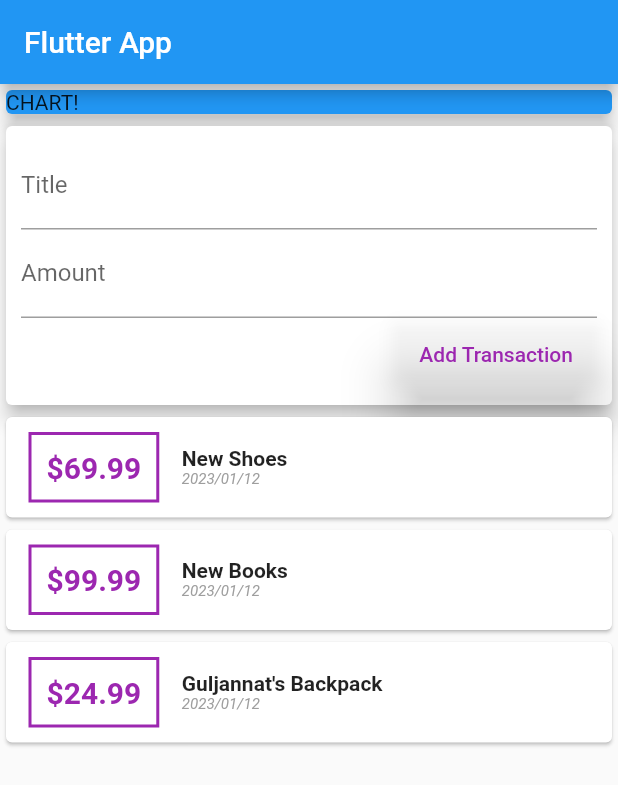
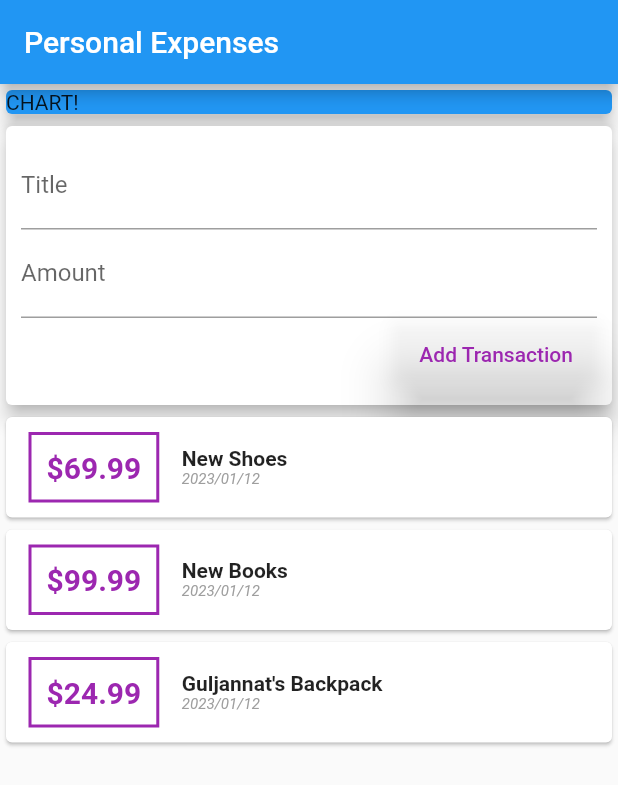
Before and after one commit to ibrikk/Personal-expenses, a Flutter app: the screen it shows after launch, on a phone screen of 412 x 824 dp. Shown: the top 785 px of the screen. Run offline on Flutter 3.47's test engine with Material 2 defaults, Android fonts, the phone set to English and light mode, and no system bars.

Commit message:
ListView with itemBuilder()

```diff
--- a/lib/main.dart
+++ b/lib/main.dart
@@ -18,7 +18,7 @@ class MyHomePage extends StatelessWidget {
   Widget build(BuildContext context) {
     return Scaffold(
       appBar: AppBar(
-        title: Text('Flutter App'),
+        title: Text('Personal Expenses'),
       ),
       body: SingleChildScrollView(
         child: Column(
--- a/lib/widgets/transaction_list.dart
+++ b/lib/widgets/transaction_list.dart
@@ -11,9 +11,9 @@ class TransactionList extends StatelessWidget {
   Widget build(BuildContext context) {
     return Container(
       height: 300,
-      child: SingleChildScrollView(
-        child: Column(
-          children: transactions.map((tx) {
+      child: ListView.builder(
+        itemCount: transactions.length,
+        itemBuilder: (ctx, index) {
           return Card(
               child: Row(
             children: <Widget>[
@@ -28,7 +28,7 @@ class TransactionList extends StatelessWidget {
                     fontSize: 20,
                     color: Colors.purple,
                   ),
-                    '\$${tx.amount}',
+                  '\$${transactions[index].amount}',
                 ),
               ),
               Column(
@@ -38,20 +38,19 @@ class TransactionList extends StatelessWidget {
                       style: TextStyle(
                         fontWeight: FontWeight.bold,
                       ),
-                        tx.title),
+                      transactions[index].title),
                   Text(
                     style: TextStyle(
                         color: Colors.grey,
                         fontSize: 10,
                         fontStyle: FontStyle.italic),
-                      DateFormat('yyy/MM/dd').format(tx.date),
+                    DateFormat('yyy/MM/dd').format(transactions[index].date),
                   )
                 ],
               ),
             ],
           ));
-          }).toList(),
-        ),
+        },
       ),
     );
   }
```
Lines whose indentation alone changed are shown as unchanged.
